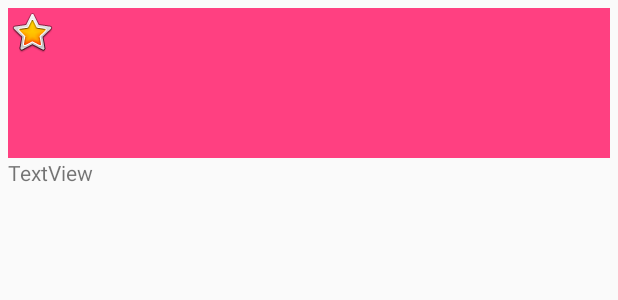
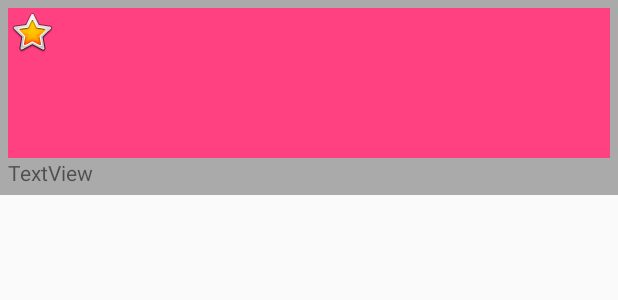
Before and after one commit to iNKredibleS/Wema, an Android app: the layout item_post.xml on its own in the app's theme, with its tools: preview values and no code run, on a phone screen of 412 x 824 dp. Shown: the top 300 px of the screen. Run offline under Robolectric (Android 15) with nearby library versions, the phone set to English and light mode, and no system bars; plain views replace ParseImageView.

Commit message:
Add detail screen

```diff
--- a/app/build.gradle
+++ b/app/build.gradle
@@ -41,5 +41,8 @@ dependencies {
     implementation 'com.android.support:support-v4:27.1.1'
     //for parse imageview
     implementation 'com.parse:parseui-widget-android:0.0.2'
+    //for parcels
+    implementation 'org.parceler:parceler-api:1.1.11'
+    annotationProcessor 'org.parceler:parceler:1.1.11'
 
 }
--- a/app/src/main/AndroidManifest.xml
+++ b/app/src/main/AndroidManifest.xml
@@ -10,7 +10,7 @@
         android:roundIcon="@mipmap/ic_launcher_round"
         android:supportsRtl="true"
         android:theme="@style/AppTheme">
-        <activity android:name=".MainActivity"></activity>
+        <activity android:name=".MainActivity" />
         <activity android:name=".LoginActivity">
             <intent-filter>
                 <action android:name="android.intent.action.MAIN" />
@@ -19,7 +19,8 @@
             </intent-filter>
         </activity>
         <activity android:name=".SignupActivity" />
-        <activity android:name=".FeedActivity"></activity>
+        <activity android:name=".FeedActivity" />
+        <activity android:name=".PostActivity"></activity>
     </application>
 
 </manifest>
--- a/app/src/main/res/layout/item_post.xml
+++ b/app/src/main/res/layout/item_post.xml
@@ -1,10 +1,11 @@
 <?xml version="1.0" encoding="utf-8"?>
-<RelativeLayout
-    xmlns:android="http://schemas.android.com/apk/res/android"
+<RelativeLayout xmlns:android="http://schemas.android.com/apk/res/android"
     xmlns:app="http://schemas.android.com/apk/res-auto"
+    xmlns:tools="http://schemas.android.com/tools"
+    android:layout_width="wrap_content"
+    android:layout_height="wrap_content"
     android:padding="5dp"
-    android:layout_width="wrap_content"
-    android:layout_height="wrap_content">
+    tools:background="@android:color/darker_gray">
 
     <com.parse.ParseImageView
         android:id="@+id/ivPostImage"
```
Also changed, not shown: app/src/main/java/com/fb/inkredibles/myapplication/PostActivity.java (added, +13 -0 lines), app/src/main/java/com/fb/inkredibles/myapplication/PostsAdapter.java (+13 -3 lines), app/src/main/res/layout/activity_post.xml (added, +14 -0 lines).
